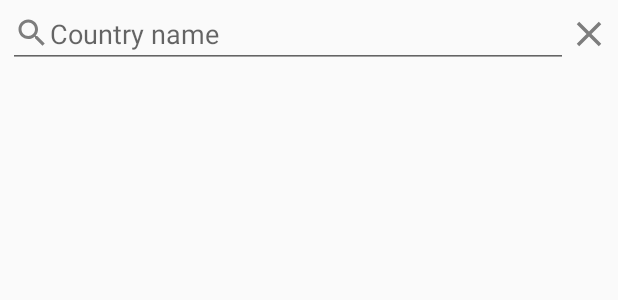
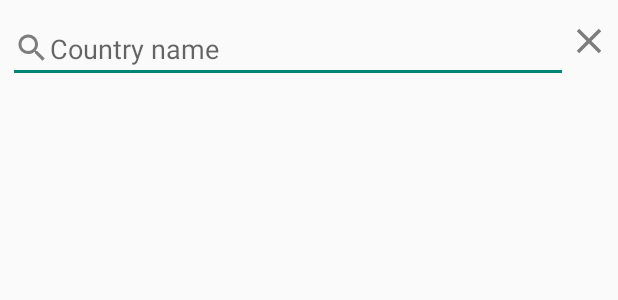
Before and after one commit to ETS-Android2/workpage, an Android app: the layout time_zone_picker.xml on its own in the app's theme, with its tools: preview values and no code run, on a phone screen of 412 x 824 dp. Shown: the top 300 px of the screen. Run offline under Robolectric (Android 15) with nearby library versions, the phone set to English and light mode, and no system bars.

Commit message:
Layout changes. Search of countries changed to be more efficient.

```diff
--- a/workpage/app/src/main/res/layout/country_list_item.xml
+++ b/workpage/app/src/main/res/layout/country_list_item.xml
@@ -8,5 +8,5 @@
     android:paddingBottom="10dp"
     android:orientation="horizontal"
     android:background="@drawable/list_item"
-    android:textSize="16sp">
+    android:textSize="18sp">
 </TextView>
--- a/workpage/app/src/main/res/layout/time_zone_picker.xml
+++ b/workpage/app/src/main/res/layout/time_zone_picker.xml
@@ -5,8 +5,7 @@
     android:layout_height="wrap_content"
     android:paddingStart="5dp"
     android:paddingEnd="5dp"
-    android:orientation="vertical"
-    android:focusableInTouchMode="true">
+    android:orientation="vertical">
 
     <LinearLayout
         android:layout_width="match_parent"
@@ -17,6 +16,7 @@
             android:layout_width="0dp"
             android:layout_height="wrap_content"
             android:layout_weight="1"
+            android:layout_marginTop="10dp"
             android:inputType="text"
             android:hint="@string/country_name"
             android:drawableStart="@drawable/search_2" />
@@ -28,10 +28,13 @@
             android:alpha="0.5"
             android:background="@null"
             android:scaleType="fitCenter"
-            android:src="@drawable/cancel_1" />
+            android:src="@drawable/cancel_1"
+            android:contentDescription="@string/clear" />
     </LinearLayout>
 
     <ListView android:id="@+id/time_zone_picker_list"
         android:layout_width="match_parent"
-        android:layout_height="wrap_content" />
+        android:layout_height="wrap_content"
+        android:paddingTop="5dp"
+        android:paddingBottom="10dp" />
 </LinearLayout>
--- a/workpage/app/src/main/res/values/strings.xml
+++ b/workpage/app/src/main/res/values/strings.xml
@@ -157,6 +157,8 @@
         <item quantity="one">Tag deleted</item>
         <item quantity="other">Tags deleted</item>
     </plurals>
+    <string name="select_time_zone">Select time zone</string>
+    <string name="clear">Clear</string>
     <string name="time_zone_offset_1">GMT-%1$s:%2$s</string>
     <string name="time_zone_offset_2">GMT+%1$s:%2$s</string>
     <string name="time_zone_information">Now is %1$s - %2$s</string>
```
Also changed, not shown: workpage/app/src/main/java/jajimenez/workpage/TimeZonePickerDialogFragment.java (+29 -4 lines), workpage/app/src/main/java/jajimenez/workpage/data/DataManager.java (+5 -10 lines), workpage/app/src/main/java/jajimenez/workpage/logic/ApplicationLogic.java (+4 -14 lines), workpage/app/src/main/res/layout/time_zone_list_item.xml (+6 -3 lines).
